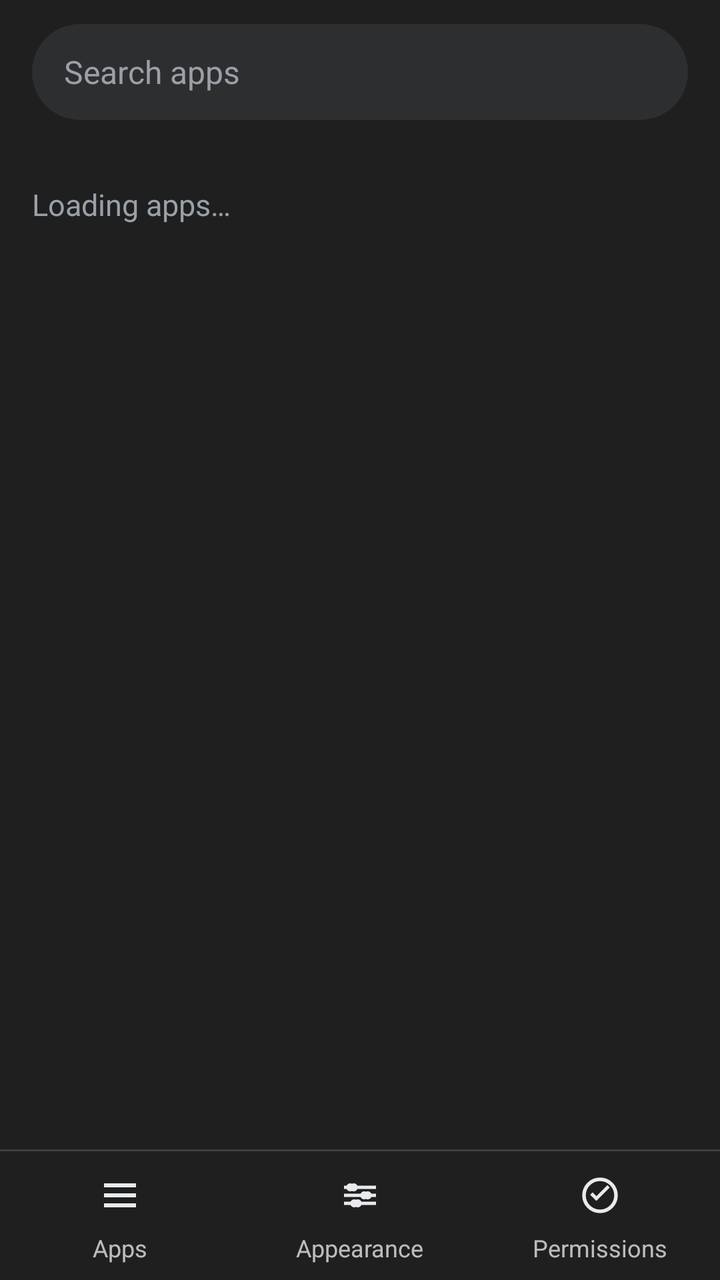
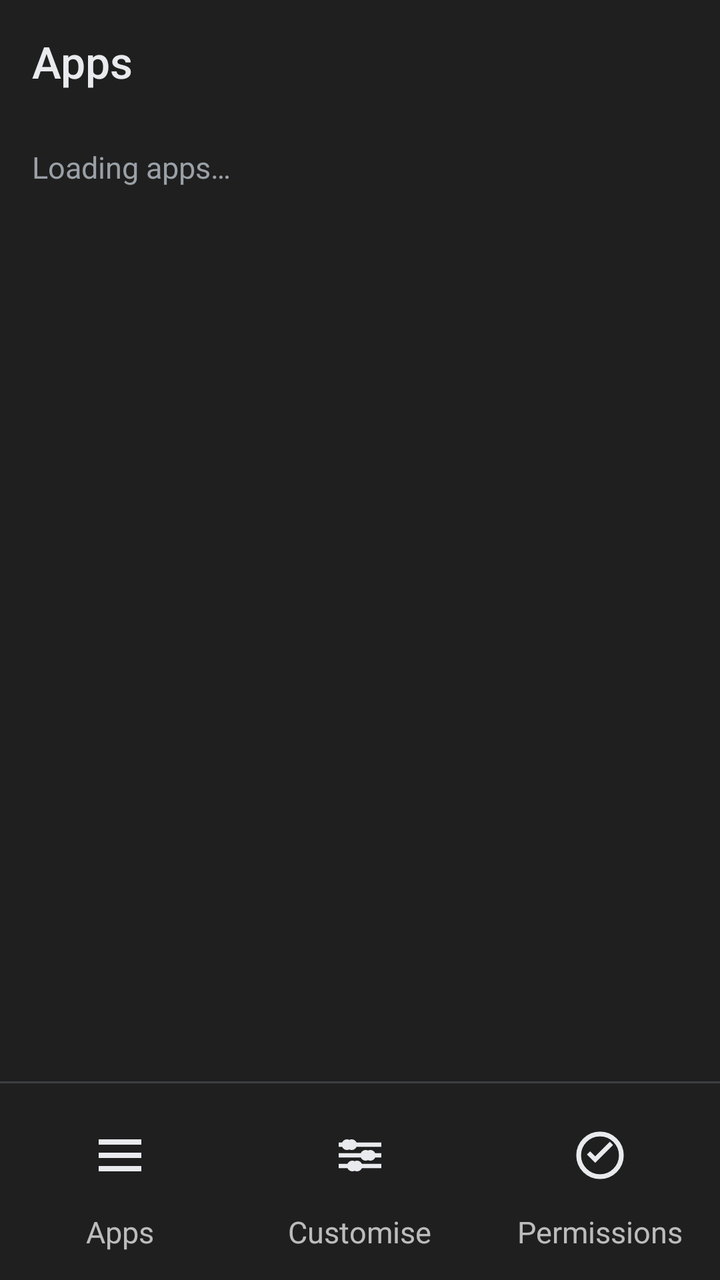

An Android layout rendered at two revisions. The XML below is the earlier revision; the diff shows what the commit changed to produce the second picture.
<!-- AndroidManifest.xml: application theme Theme.Ticker -->
<!-- res/layout/activity_apps.xml -->
<?xml version="1.0" encoding="utf-8"?>
<LinearLayout xmlns:android="http://schemas.android.com/apk/res/android"
    android:id="@+id/apps_root"
    android:layout_width="match_parent"
    android:layout_height="match_parent"
    android:background="@color/paper"
    android:orientation="vertical">

    <EditText
        android:id="@+id/search"
        android:layout_width="match_parent"
        android:layout_height="48dp"
        android:layout_marginStart="16dp"
        android:layout_marginTop="12dp"
        android:layout_marginEnd="16dp"
        android:layout_marginBottom="8dp"
        android:autofillHints=""
        android:background="@drawable/bg_search"
        android:hint="@string/search_apps"
        android:imeOptions="actionDone"
        android:importantForAutofill="no"
        android:inputType="text"
        android:paddingStart="16dp"
        android:paddingEnd="16dp"
        android:singleLine="true"
        android:textColor="@color/ink"
        android:textColorHint="@color/muted"
        android:textSize="16sp" />

    <FrameLayout
        android:layout_width="match_parent"
        android:layout_height="0dp"
        android:layout_weight="1">

        <ListView
            android:id="@+id/app_list"
            android:layout_width="match_parent"
            android:layout_height="match_parent"
            android:clipToPadding="false"
            android:divider="@color/divider"
            android:dividerHeight="1dp"
            android:listSelector="@android:color/transparent" />

        <TextView
            android:id="@+id/empty"
            android:layout_width="match_parent"
            android:layout_height="wrap_content"
            android:paddingStart="16dp"
            android:paddingTop="24dp"
            android:paddingEnd="16dp"
            android:text="@string/loading_apps"
            android:textColor="@color/muted"
            android:textSize="15sp" />
    </FrameLayout>

    <include layout="@layout/bar_tabs" />
</LinearLayout>
<!-- res/layout/bar_tabs.xml (included above) -->
<?xml version="1.0" encoding="utf-8"?>
<LinearLayout xmlns:android="http://schemas.android.com/apk/res/android"
    android:id="@+id/tab_bar"
    android:layout_width="match_parent"
    android:layout_height="wrap_content"
    android:background="@color/paper"
    android:orientation="vertical">

    <View
        android:layout_width="match_parent"
        android:layout_height="1dp"
        android:background="@color/divider" />

    <LinearLayout
        android:layout_width="match_parent"
        android:layout_height="wrap_content"
        android:orientation="horizontal"
        android:paddingTop="6dp"
        android:paddingBottom="8dp">

        <LinearLayout
            android:id="@+id/tab_apps"
            android:layout_width="0dp"
            android:layout_height="wrap_content"
            android:layout_weight="1"
            android:background="?android:attr/selectableItemBackground"
            android:clickable="true"
            android:contentDescription="@string/tab_apps"
            android:focusable="true"
            android:gravity="center_horizontal"
            android:orientation="vertical">

            <FrameLayout
                android:id="@+id/tab_apps_pill"
                android:layout_width="64dp"
                android:layout_height="32dp">

                <ImageView
                    android:id="@+id/tab_apps_icon"
                    android:layout_width="24dp"
                    android:layout_height="24dp"
                    android:layout_gravity="center"
                    android:contentDescription="@null"
                    android:importantForAccessibility="no"
                    android:src="@drawable/ic_tab_apps" />
            </FrameLayout>

            <TextView
                android:id="@+id/tab_apps_label"
                android:layout_width="wrap_content"
                android:layout_height="wrap_content"
                android:layout_marginTop="2dp"
                android:text="@string/tab_apps"
                android:textSize="12sp" />
        </LinearLayout>

        <LinearLayout
            android:id="@+id/tab_appearance"
            android:layout_width="0dp"
            android:layout_height="wrap_content"
            android:layout_weight="1"
            android:background="?android:attr/selectableItemBackground"
            android:clickable="true"
            android:contentDescription="@string/tab_appearance"
            android:focusable="true"
            android:gravity="center_horizontal"
            android:orientation="vertical">

            <FrameLayout
                android:id="@+id/tab_appearance_pill"
                android:layout_width="64dp"
                android:layout_height="32dp">

                <ImageView
                    android:id="@+id/tab_appearance_icon"
                    android:layout_width="24dp"
                    android:layout_height="24dp"
                    android:layout_gravity="center"
                    android:contentDescription="@null"
                    android:importantForAccessibility="no"
                    android:src="@drawable/ic_tab_appearance" />
            </FrameLayout>

            <TextView
                android:id="@+id/tab_appearance_label"
                android:layout_width="wrap_content"
                android:layout_height="wrap_content"
                android:layout_marginTop="2dp"
                android:text="@string/tab_appearance"
                android:textSize="12sp" />
        </LinearLayout>

        <LinearLayout
            android:id="@+id/tab_permissions"
            android:layout_width="0dp"
            android:layout_height="wrap_content"
            android:layout_weight="1"
            android:background="?android:attr/selectableItemBackground"
            android:clickable="true"
            android:contentDescription="@string/tab_permissions"
            android:focusable="true"
            android:gravity="center_horizontal"
            android:orientation="vertical">

            <FrameLayout
                android:id="@+id/tab_permissions_pill"
                android:layout_width="64dp"
                android:layout_height="32dp">

                <ImageView
                    android:id="@+id/tab_permissions_icon"
                    android:layout_width="24dp"
                    android:layout_height="24dp"
                    android:layout_gravity="center"
                    android:contentDescription="@null"
                    android:importantForAccessibility="no"
                    android:src="@drawable/ic_tab_permissions" />
            </FrameLayout>

            <TextView
                android:id="@+id/tab_permissions_label"
                android:layout_width="wrap_content"
                android:layout_height="wrap_content"
                android:layout_marginTop="2dp"
                android:text="@string/tab_permissions"
                android:textSize="12sp" />
        </LinearLayout>
    </LinearLayout>
</LinearLayout>
<!-- resources referenced by this layout -->
<resources>
  <color name="divider">#3C4043</color>
  <color name="ink">#E8EAED</color>
  <color name="muted">#9AA0A6</color>
  <color name="paper">#1F1F1F</color>
  <!-- drawable bg_search (drawable) -->
  <?xml version="1.0" encoding="utf-8"?>
  <shape xmlns:android="http://schemas.android.com/apk/res/android"
      android:shape="rectangle">
      <solid android:color="@color/search" />
      <corners android:radius="24dp" />
  </shape>
  <!-- drawable ic_tab_appearance (drawable) -->
  <?xml version="1.0" encoding="utf-8"?>
  <vector xmlns:android="http://schemas.android.com/apk/res/android"
      android:width="24dp"
      android:height="24dp"
      android:viewportWidth="24"
      android:viewportHeight="24">
      <path
          android:fillColor="#E8EAED"
          android:pathData="M4,7.2h16v1.6H4z M4,11.2h16v1.6H4z M4,15.2h16v1.6H4z" />
      <path
          android:fillColor="#E8EAED"
          android:pathData="M8,6.2a2,2 0,1 1,0 3.6a2,2 0,1 1,0 -3.6z M15,10.2a2,2 0,1 1,0 3.6a2,2 0,1 1,0 -3.6z M10,14.2a2,2 0,1 1,0 3.6a2,2 0,1 1,0 -3.6z" />
  </vector>
  <!-- drawable ic_tab_apps (drawable) -->
  <?xml version="1.0" encoding="utf-8"?>
  <vector xmlns:android="http://schemas.android.com/apk/res/android"
      android:width="24dp"
      android:height="24dp"
      android:viewportWidth="24"
      android:viewportHeight="24">
      <path
          android:fillColor="#E8EAED"
          android:pathData="M4,6h16v2H4z M4,11h16v2H4z M4,16h16v2H4z" />
  </vector>
  <!-- drawable ic_tab_permissions (drawable) -->
  <?xml version="1.0" encoding="utf-8"?>
  <vector xmlns:android="http://schemas.android.com/apk/res/android"
      android:width="24dp"
      android:height="24dp"
      android:viewportWidth="24"
      android:viewportHeight="24">
      <path
          android:fillColor="#00000000"
          android:pathData="M12,4a8,8 0,1 1,0 16a8,8 0,1 1,0 -16z"
          android:strokeColor="#E8EAED"
          android:strokeWidth="1.8" />
      <path
          android:fillColor="#E8EAED"
          android:pathData="M10.2,12.4 L8.3,10.5 L7.1,11.7 L10.2,14.8 L16.9,8.1 L15.7,6.9 Z" />
  </vector>
  <string name="loading_apps">Loading apps…</string>
  <string name="search_apps">Search apps</string>
  <string name="tab_appearance">Appearance</string>
  <string name="tab_apps">Apps</string>
  <string name="tab_permissions">Permissions</string>
  <style name="Theme.Ticker" parent="android:Theme.Material.NoActionBar">
          <item name="android:colorPrimary">@color/accent</item>
          <item name="android:colorAccent">@color/accent</item>
          <item name="android:colorControlActivated">@color/accent</item>
          <item name="android:statusBarColor">@color/paper</item>
          <item name="android:navigationBarColor">@color/paper</item>
          <item name="android:windowLightStatusBar">false</item>
          <item name="android:windowLightNavigationBar">false</item>
          <item name="android:windowBackground">@color/paper</item>
          <item name="android:textColorPrimary">@color/ink</item>
          <item name="android:textColorSecondary">@color/muted</item>
          <item name="android:textColorHint">@color/muted</item>
          <item name="android:forceDarkAllowed">false</item>
      </style>
  <color name="search">#2D2E30</color>
  <color name="accent">#8AB4F8</color>
</resources>

<!-- the commit's change to res/layout/activity_apps.xml (unified diff, before → after) -->
@@ -6,26 +6,17 @@
     android:background="@color/paper"
     android:orientation="vertical">
 
-    <EditText
-        android:id="@+id/search"
+    <TextView
         android:layout_width="match_parent"
-        android:layout_height="48dp"
-        android:layout_marginStart="16dp"
-        android:layout_marginTop="12dp"
-        android:layout_marginEnd="16dp"
-        android:layout_marginBottom="8dp"
-        android:autofillHints=""
-        android:background="@drawable/bg_search"
-        android:hint="@string/search_apps"
-        android:imeOptions="actionDone"
-        android:importantForAutofill="no"
-        android:inputType="text"
+        android:layout_height="wrap_content"
+        android:fontFamily="sans-serif-medium"
         android:paddingStart="16dp"
+        android:paddingTop="16dp"
         android:paddingEnd="16dp"
-        android:singleLine="true"
+        android:paddingBottom="4dp"
+        android:text="@string/tab_apps"
         android:textColor="@color/ink"
-        android:textColorHint="@color/muted"
-        android:textSize="16sp" />
+        android:textSize="22sp" />
 
     <FrameLayout
         android:layout_width="match_parent"
@@ -73,8 +64,8 @@
         android:layout_width="match_parent"
         android:layout_height="wrap_content"
         android:orientation="horizontal"
-        android:paddingTop="6dp"
-        android:paddingBottom="8dp">
+        android:paddingTop="12dp"
+        android:paddingBottom="14dp">
 
         <LinearLayout
             android:id="@+id/tab_apps"
@@ -90,13 +81,13 @@
 
             <FrameLayout
                 android:id="@+id/tab_apps_pill"
-                android:layout_width="64dp"
-                android:layout_height="32dp">
+                android:layout_width="96dp"
+                android:layout_height="48dp">
 
                 <ImageView
                     android:id="@+id/tab_apps_icon"
-                    android:layout_width="24dp"
-                    android:layout_height="24dp"
+                    android:layout_width="32dp"
+                    android:layout_height="32dp"
                     android:layout_gravity="center"
                     android:contentDescription="@null"
                     android:importantForAccessibility="no"
@@ -107,9 +98,9 @@
                 android:id="@+id/tab_apps_label"
                 android:layout_width="wrap_content"
                 android:layout_height="wrap_content"
-                android:layout_marginTop="2dp"
+                android:layout_marginTop="4dp"
                 android:text="@string/tab_apps"
-                android:textSize="12sp" />
+                android:textSize="15sp" />
         </LinearLayout>
 
         <LinearLayout
@@ -126,13 +117,13 @@
 
             <FrameLayout
                 android:id="@+id/tab_appearance_pill"
-                android:layout_width="64dp"
-                android:layout_height="32dp">
+                android:layout_width="96dp"
+                android:layout_height="48dp">
 
                 <ImageView
                     android:id="@+id/tab_appearance_icon"
-                    android:layout_width="24dp"
-                    android:layout_height="24dp"
+                    android:layout_width="32dp"
+                    android:layout_height="32dp"
                     android:layout_gravity="center"
                     android:contentDescription="@null"
                     android:importantForAccessibility="no"
@@ -143,9 +134,9 @@
                 android:id="@+id/tab_appearance_label"
                 android:layout_width="wrap_content"
                 android:layout_height="wrap_content"
-                android:layout_marginTop="2dp"
+                android:layout_marginTop="4dp"
                 android:text="@string/tab_appearance"
-                android:textSize="12sp" />
+                android:textSize="15sp" />
         </LinearLayout>
 
         <LinearLayout
@@ -162,13 +153,13 @@
 
             <FrameLayout
                 android:id="@+id/tab_permissions_pill"
-                android:layout_width="64dp"
-                android:layout_height="32dp">
+                android:layout_width="96dp"
+                android:layout_height="48dp">
 
                 <ImageView
                     android:id="@+id/tab_permissions_icon"
-                    android:layout_width="24dp"
-                    android:layout_height="24dp"
+                    android:layout_width="32dp"
+                    android:layout_height="32dp"
                     android:layout_gravity="center"
                     android:contentDescription="@null"
                     android:importantForAccessibility="no"
@@ -179,9 +170,9 @@
                 android:id="@+id/tab_permissions_label"
                 android:layout_width="wrap_content"
                 android:layout_height="wrap_content"
-                android:layout_marginTop="2dp"
+                android:layout_marginTop="4dp"
                 android:text="@string/tab_permissions"
-                android:textSize="12sp" />
+                android:textSize="15sp" />
         </LinearLayout>
     </LinearLayout>
 </LinearLayout>
<!-- resource entries referenced after the edit -->
@@ -4,13 +4,6 @@
   <color name="ink">#E8EAED</color>
   <color name="muted">#9AA0A6</color>
   <color name="paper">#1F1F1F</color>
-  <!-- drawable bg_search (drawable) -->
-  <?xml version="1.0" encoding="utf-8"?>
-  <shape xmlns:android="http://schemas.android.com/apk/res/android"
-      android:shape="rectangle">
-      <solid android:color="@color/search" />
-      <corners android:radius="24dp" />
-  </shape>
   <!-- drawable ic_tab_appearance (drawable) -->
   <?xml version="1.0" encoding="utf-8"?>
   <vector xmlns:android="http://schemas.android.com/apk/res/android"
@@ -53,8 +46,7 @@
           android:pathData="M10.2,12.4 L8.3,10.5 L7.1,11.7 L10.2,14.8 L16.9,8.1 L15.7,6.9 Z" />
   </vector>
   <string name="loading_apps">Loading apps…</string>
-  <string name="search_apps">Search apps</string>
-  <string name="tab_appearance">Appearance</string>
+  <string name="tab_appearance">Customise</string>
   <string name="tab_apps">Apps</string>
   <string name="tab_permissions">Permissions</string>
   <style name="Theme.Ticker" parent="android:Theme.Material.NoActionBar">
@@ -71,7 +63,6 @@
           <item name="android:textColorHint">@color/muted</item>
           <item name="android:forceDarkAllowed">false</item>
       </style>
-  <color name="search">#2D2E30</color>
   <color name="accent">#8AB4F8</color>
 </resources>
 
